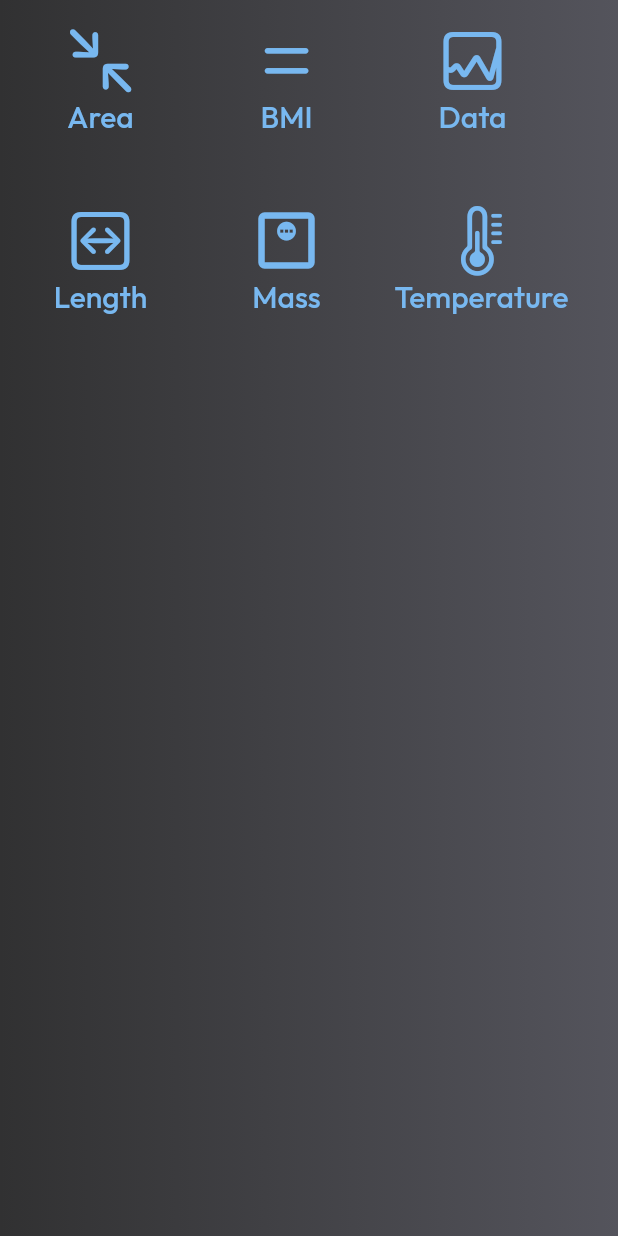
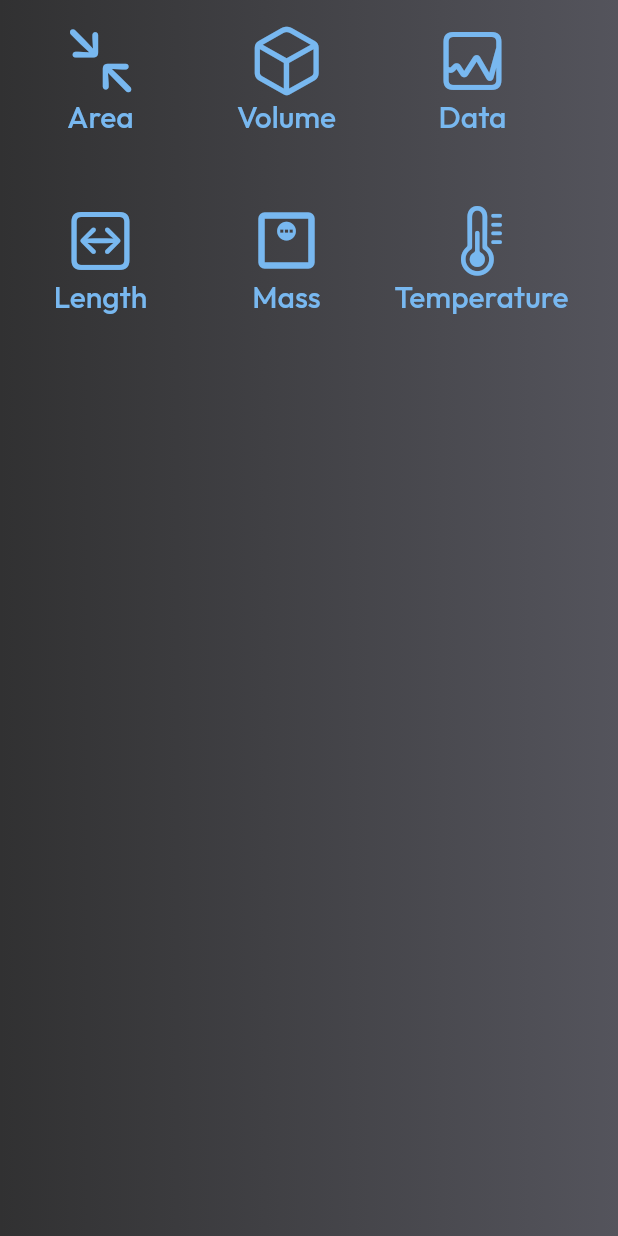
Before and after one commit to malik-vishu/Calculator-Flutter, a Flutter app: the CalculatorOptionsScreen screen opened by its route, on a phone screen of 412 x 824 dp. Run offline on Flutter 3.47's test engine with Material 2 defaults, Android fonts, the phone set to English and light mode, and no system bars; our stand-ins replace auto_size_text, math_expressions, velocity_x; missing offline and left inert: units_converter.

Commit message:
Volume Condition added

```diff
--- a/lib/screens/calc_type_screen.dart
+++ b/lib/screens/calc_type_screen.dart
@@ -25,10 +25,10 @@ class CalculatorOptionsScreen extends StatelessWidget {
                 SafeArea(
                   child: HorizontalRowsOptions(
                     textButtonStyle: textButtonStyle3,
-                    symbol: const ["Area", "BMI", "Data"],
+                    symbol: const ["Area", "Volume", "Data"],
                     icon: const [
                       CupertinoIcons.arrow_down_right_arrow_up_left,
-                      CupertinoIcons.equal,
+                      CupertinoIcons.cube,
                       CupertinoIcons.graph_square
                     ],
                   ),
--- a/lib/screens/conversion_screen.dart
+++ b/lib/screens/conversion_screen.dart
@@ -26,6 +26,9 @@ class ConversionScreen extends StatefulWidget {
     } else if (conversionType == "Data") {
       typeList = tempList;
       type = "D";
+    } else if (conversionType == "Volume") {
+      typeList = volumeList;
+      type = "V";
     } else {
       typeList = ["a", "b"];
     }
@@ -62,7 +65,7 @@ class _ConversionScreenState extends State<ConversionScreen> {
         field1Text = "";
         field2Text = "";
       } else {
-        if (value == "<") {
+        if (value == "<" && field1Text.isNotEmpty) {
           field1Text = field1Text.substring(0, field1Text.length - 1);
           if (field1Text.isEmpty) {
             field2Text = "0";
@@ -86,7 +89,7 @@ class _ConversionScreenState extends State<ConversionScreen> {
         field2Text = "";
         field1Text = "";
       } else {
-        if (value == "<") {
+        if (value == "<" && field2Text.isNotEmpty) {
           field2Text = field2Text.substring(0, field2Text.length - 1);
           if (field2Text.isEmpty) {
             field1Text = "0";
@@ -375,7 +378,7 @@ List<String> lengthList = ["km", "m", "cm", "mm", "um", "nm"];
 List<String> massList = ["kg", "gm", "pound", "mg", "ug", "ng"];
 List<String> areaList = ["m^2", "cm^2", "ac", "ha", "km^2", "mile^2"];
 List<String> tempList = ["C", "K", "F", "R", "Re"];
-
+List<String> volumeList = ["m^3", "l", "dl", "cl", "ml"];
 conversionFunction(String fieldText, String from, String to,
     {String type = "L"}) {
   //TODO
@@ -499,5 +502,27 @@ conversionFunction(String fieldText, String from, String to,
 
     var ans = mp1[to]!.value;
     return ans;
+  } else if (type == "V") {
+    Map<String, VOLUME> mp = {
+      "m^3": VOLUME.cubicMeters,
+      "l": VOLUME.liters,
+      "dl": VOLUME.deciliters,
+      "cl": VOLUME.centiliters,
+      "ml": VOLUME.milliliters,
+    };
+    var volume = Volume(
+      significantFigures: 5,
+    )..convert(mp[from]!, double.parse(fieldText));
+
+    Map<String, Unit> mp1 = {
+      "m^3": volume.cubicMeters,
+      "l": volume.liters,
+      "dl": volume.deciliter,
+      "cl": volume.centiliter,
+      "ml": volume.milliliters,
+    };
+
+    var ans = mp1[to]!.value;
+    return ans;
   }
 }
```
